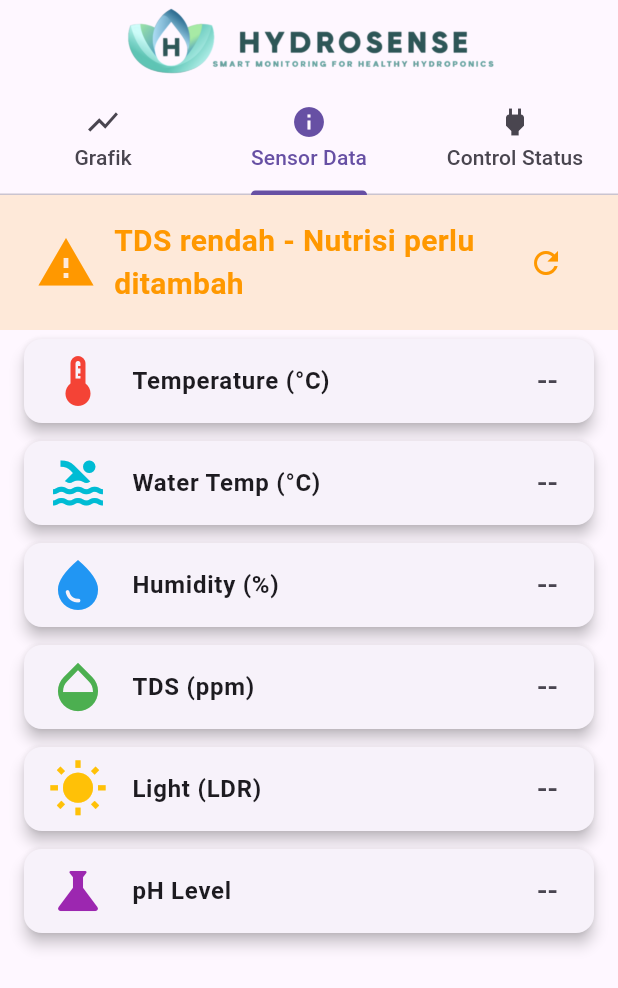
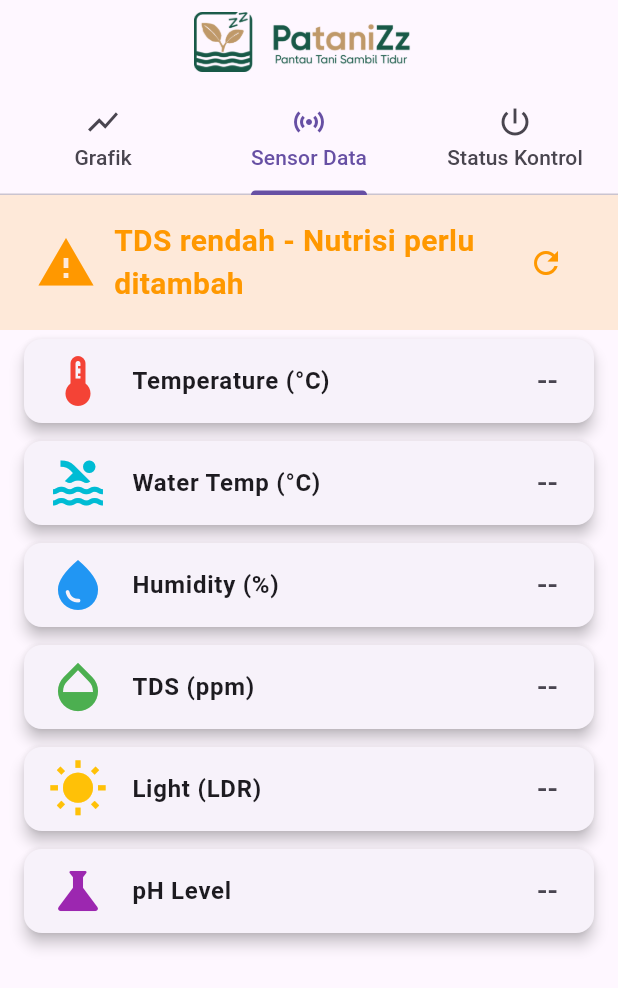
Before and after one commit to hafsahha/hydrosense, a Flutter app: the screen it shows after launch, tab 2 chosen, on a phone screen of 412 x 824 dp. Shown: the top 988 px of the screen. Run offline on Flutter 3.47's test engine with Material 3 defaults, Android fonts, the phone set to English and light mode, and no system bars; our stand-ins replace fl_chart; network calls fail.

Commit message:
Fix project name and description in README and pubspec.yaml; update Flutter app main class and logo display

```diff
--- a/flutter_app/lib/main.dart
+++ b/flutter_app/lib/main.dart
@@ -4,13 +4,13 @@ import 'package:http/http.dart' as http;
 import 'dart:convert';
 import 'package:fl_chart/fl_chart.dart';
 
-void main() => runApp(HydroponicApp());
+void main() => runApp(PantaniZzApp());
 
-class HydroponicApp extends StatelessWidget {
+class PantaniZzApp extends StatelessWidget {
   @override
   Widget build(BuildContext context) {
     return MaterialApp(
-      title: 'Hydroponic Monitor',
+      title: 'PantaniZz Monitor',
       theme: ThemeData(primarySwatch: Colors.teal),
       home: SensorDashboard(),
     );
@@ -218,21 +218,19 @@ class _SensorDashboardState extends State<SensorDashboard>
   @override
   Widget build(BuildContext context) {
     double tdsValue = double.tryParse(tds) ?? -1;
-    final tdsStatus = getTdsStatus(tdsValue);
-
-    return Scaffold(
+    final tdsStatus = getTdsStatus(tdsValue);    return Scaffold(
       appBar: AppBar(
         centerTitle: true,
-        title: SizedBox(
-          width: 250,
-          height: 250,
-          child: Image.asset('assets/logo.png'),
-        ),        bottom: TabBar(
+        title: Image.asset(
+          'assets/logo.png',
+          height: 40,
+          fit: BoxFit.contain,
+        ),bottom: TabBar(
           controller: _tabController,
           tabs: [
             Tab(icon: Icon(Icons.show_chart), text: "Grafik"),
-            Tab(icon: Icon(Icons.info), text: "Sensor Data"),
-            Tab(icon: Icon(Icons.power), text: "Control Status"),
+            Tab(icon: Icon(Icons.sensors), text: "Sensor Data"),
+            Tab(icon: Icon(Icons.power_settings_new), text: "Status Kontrol"),
           ],
         ),
       ),      body: loading
--- a/flutter_app/pubspec.yaml
+++ b/flutter_app/pubspec.yaml
@@ -1,5 +1,5 @@
-name: flutter_app
-description: "A new Flutter project."
+name: pantanizz
+description: "PantaniZz - Sistem Monitoring & Otomatisasi Hidroponik"
 # The following line prevents the package from being accidentally published to
 # pub.dev using `flutter pub publish`. This is preferred for private packages.
 publish_to: 'none' # Remove this line if you wish to publish to pub.dev
```
Also changed, not shown: flutter_app/assets/logo.png, 1 other file.
